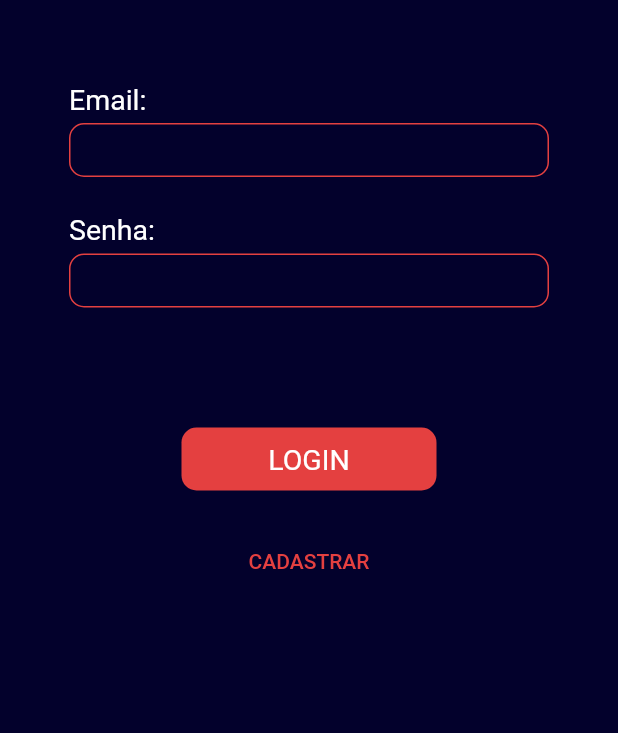
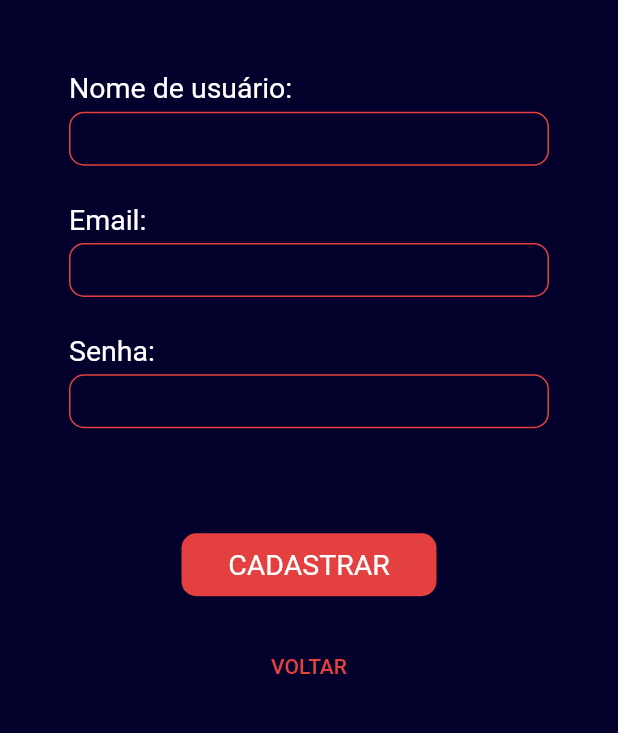
Before and after one commit to DaviNoronhaAlmeida/Bazinga, a Flutter app: the screen it shows after launch, after a tap on "CADASTRAR", on a phone screen of 412 x 824 dp, the part 360-1093 px from its top. Run offline on Flutter 3.47's test engine with Material 2 defaults, Android fonts, the phone set to English and light mode, and no system bars; our stand-ins replace get.

Commit message:
feat: add register page

```diff
--- a/app/lib/main.dart
+++ b/app/lib/main.dart
@@ -1,4 +1,5 @@
 import 'package:app/view/screens/login_page.dart';
+import 'package:app/view/screens/register_page.dart';
 import 'package:app/view/screens/teste.dart';
 import 'package:flutter/material.dart';
 import 'package:get/get.dart';
@@ -20,6 +21,10 @@ class MyApp extends StatelessWidget {
           page: () => const LoginPage(),
         ),
         GetPage(
+          name: '/register',
+          page: () => RegisterPage(),
+        ),
+        GetPage(
           name: '/teste',
           page: () => TestPage(),
         ),
--- a/app/lib/view/screens/login_page.dart
+++ b/app/lib/view/screens/login_page.dart
@@ -49,8 +49,8 @@ class LoginPage extends StatelessWidget {
                   ),
                   CustomTextButton(
                     tittle: 'CADASTRAR',
-                    function: () => print('object'),
-                  )
+                    function: () => Get.toNamed('/register'),
+                  ),
                 ],
               ),
             ),
--- /dev/null
+++ b/app/lib/view/screens/register_page.dart
@@ -0,0 +1,62 @@
+import 'package:app/view/widgets/custom_input.dart';
+import 'package:app/view/widgets/custom_small_button.dart';
+import 'package:app/view/widgets/custom_text_button.dart';
+import 'package:flutter/material.dart';
+import 'package:get/get.dart';
+import '../styles/app_colors.dart';
+
+class RegisterPage extends StatelessWidget {
+  RegisterPage({super.key});
+  final AppColors _appColors = Get.find();
+
+  @override
+  Widget build(BuildContext context) {
+    return GestureDetector(
+      onTap: () {
+        FocusScope.of(context).unfocus();
+      },
+      child: Scaffold(
+        resizeToAvoidBottomInset: false,
+        backgroundColor: _appColors.backgroundColor,
+        body: Center(
+          child: Column(
+            children: [
+              Container(
+                margin: const EdgeInsets.only(top: 90),
+                width: 150,
+                height: 150,
+                decoration: const BoxDecoration(
+                  image: DecorationImage(
+                    image: AssetImage('assets/images/logo_white.png'),
+                    fit: BoxFit.cover,
+                  ),
+                ),
+              ),
+              Container(
+                margin: const EdgeInsets.only(top: 42.5),
+                child: CustomInput(inputTittle: 'Nome de usuário:'),
+              ),
+              Container(
+                margin: const EdgeInsets.only(top: 19.5),
+                child: CustomInput(inputTittle: 'Email:'),
+              ),
+              Container(
+                margin: const EdgeInsets.only(top: 19.5),
+                child: CustomInput(inputTittle: 'Senha:'),
+              ),
+              CustomSmallButton(
+                tittleBtn: 'CADASTRAR',
+                customMargin: 70,
+                function: () => Get.toNamed('/'),
+              ),
+              CustomTextButton(
+                tittle: 'VOLTAR',
+                function: () => Get.back(),
+              )
+            ],
+          ),
+        ),
+      ),
+    );
+  }
+}
```
